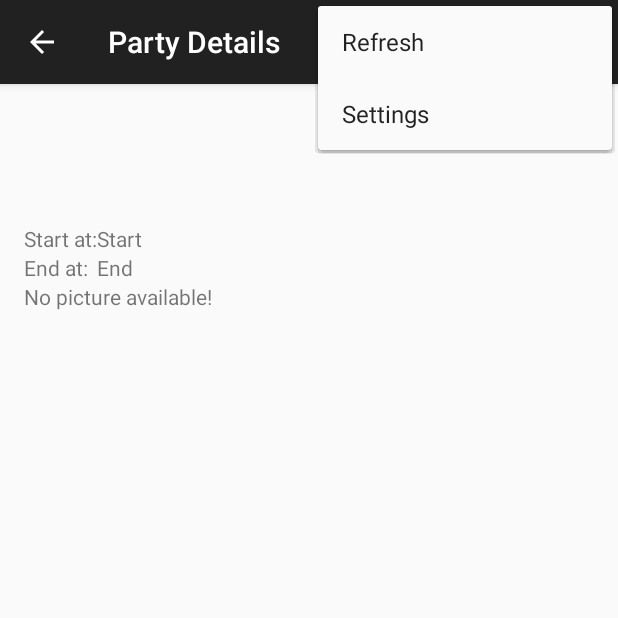
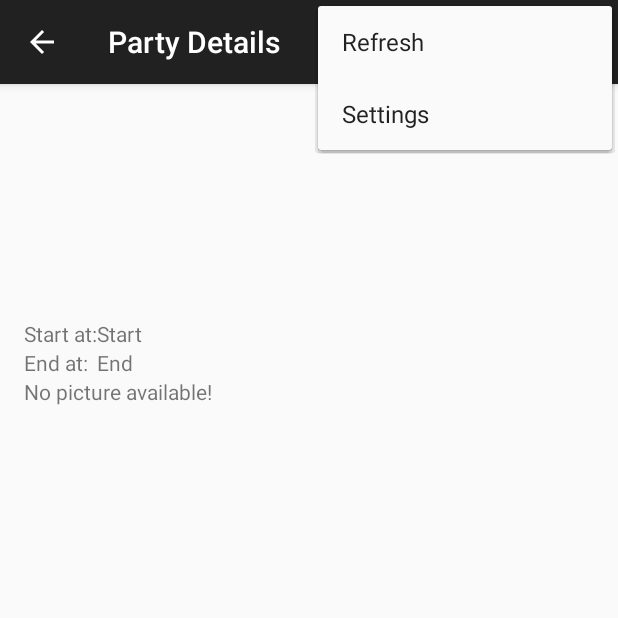
Before and after one commit to stefanholzapfel/partyradar_app, an Android app: the DetailFragment screen opened directly, with no data from a screen before it, with the options menu open, on a phone screen of 412 x 824 dp, the top half of it. Run offline under Robolectric (Android 15) with nearby library versions, the light colour scheme and no system bars; 1 statement that could not run was skipped.

Commit message:
layout for details

```diff
--- a/app/src/main/res/layout/fragment_detail.xml
+++ b/app/src/main/res/layout/fragment_detail.xml
@@ -17,30 +17,37 @@
             android:layout_width="wrap_content"
             android:layout_height="wrap_content"
             android:text=""
-            android:id="@+id/textView_title" />
+            android:id="@+id/textView_title"
+            android:textAppearance="?android:textAppearanceLarge"
+        />
 
         <TextView
             android:layout_width="wrap_content"
             android:layout_height="wrap_content"
             android:text=""
-            android:id="@+id/textView_location" />
+            android:id="@+id/textView_location"
+            android:textAppearance="?android:textAppearanceMedium"
+        />
 
         <TextView
             android:layout_width="wrap_content"
             android:layout_height="wrap_content"
             android:text=""
-            android:id="@+id/textView_description" />
+            android:id="@+id/textView_description"
+            android:layout_marginTop="16dp"/>
 
         <TextView
             android:layout_width="wrap_content"
             android:layout_height="wrap_content"
             android:text=""
-            android:id="@+id/textView_website" />
+            android:id="@+id/textView_website"
+            android:layout_marginTop="16dp"/>
 
         <LinearLayout
             android:orientation="horizontal"
             android:layout_width="wrap_content"
-            android:layout_height="wrap_content">
+            android:layout_height="wrap_content"
+            android:layout_marginTop="16dp">
 
             <LinearLayout
                 android:orientation="vertical"
@@ -82,7 +89,8 @@
             android:layout_width="wrap_content"
             android:layout_height="wrap_content"
             android:adjustViewBounds="true"
-            android:id="@+id/imageView_partypic" />
+            android:id="@+id/imageView_partypic"
+            android:layout_marginTop="17dp"/>
 
         <TextView
             android:layout_width="wrap_content"
```
